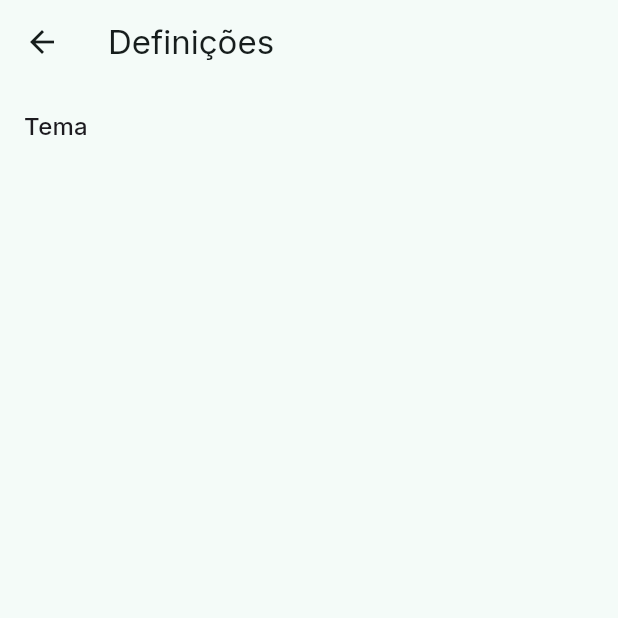
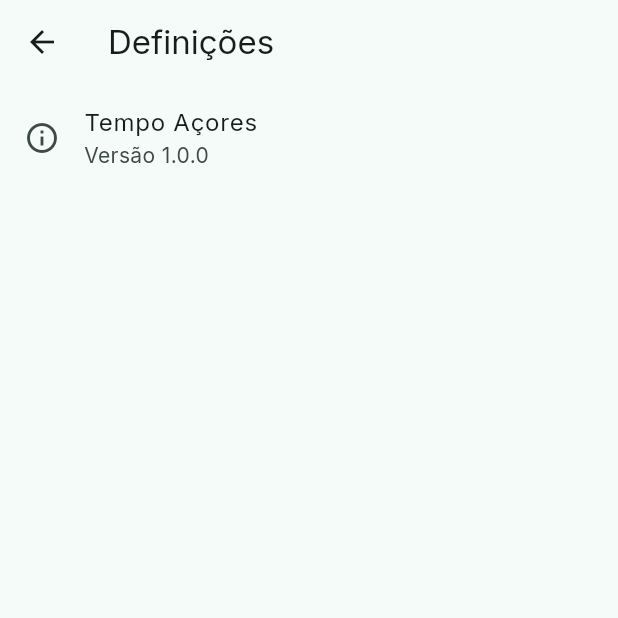
Before and after one commit to Tiago-Rocha/pdm-aula-09, a Flutter app: the SettingsScreen screen opened directly, on a phone screen of 412 x 824 dp, the top half of it. Run offline on Flutter 3.47's test engine with Material 3 defaults, Android fonts, the phone set to English and light mode, and no system bars; our stand-ins replace google_fonts.

Commit message:
Sem temas: a aula 9 fica só com navegação (TODO 1 a 3, definições só com a versão, sem passo 4)

```diff
--- a/lib/main.dart
+++ b/lib/main.dart
@@ -11,9 +11,6 @@ void main() {
 ///
 /// TODO 2: MaterialApp.router with the router from router.dart, instead of
 /// home.
-///
-/// TODO 4: a light and a dark theme from the same seed colour, and themeMode
-/// from settings_screen.dart.
 class WeatherApp extends StatelessWidget {
   const WeatherApp({super.key});
 
--- a/lib/settings_screen.dart
+++ b/lib/settings_screen.dart
@@ -1,10 +1,6 @@
 import 'package:flutter/material.dart';
 
-/// The theme chosen by the user. A ValueNotifier holds one value and tells
-/// whoever listens when it changes: WeatherApp listens, in main.dart.
-final themeMode = ValueNotifier(ThemeMode.system);
-
-/// Settings tab.
+/// Settings tab. For now it only shows the app version.
 class SettingsScreen extends StatelessWidget {
   const SettingsScreen({super.key});
 
@@ -13,12 +9,12 @@ class SettingsScreen extends StatelessWidget {
     return Scaffold(
       appBar: AppBar(title: const Text('Definições')),
       body: ListView(
-        padding: const EdgeInsets.all(16),
-        children: [
-          Text('Tema', style: Theme.of(context).textTheme.titleMedium),
-          const SizedBox(height: 8),
-          // TODO 4: a SegmentedButton<ThemeMode> with Sistema, Claro and
-          // Escuro, that shows themeMode.value and changes it.
+        children: const [
+          ListTile(
+            leading: Icon(Icons.info_outline),
+            title: Text('Tempo Açores'),
+            subtitle: Text('Versão 1.0.0'),
+          ),
         ],
       ),
     );
```
Also changed, not shown: 1 other file.
